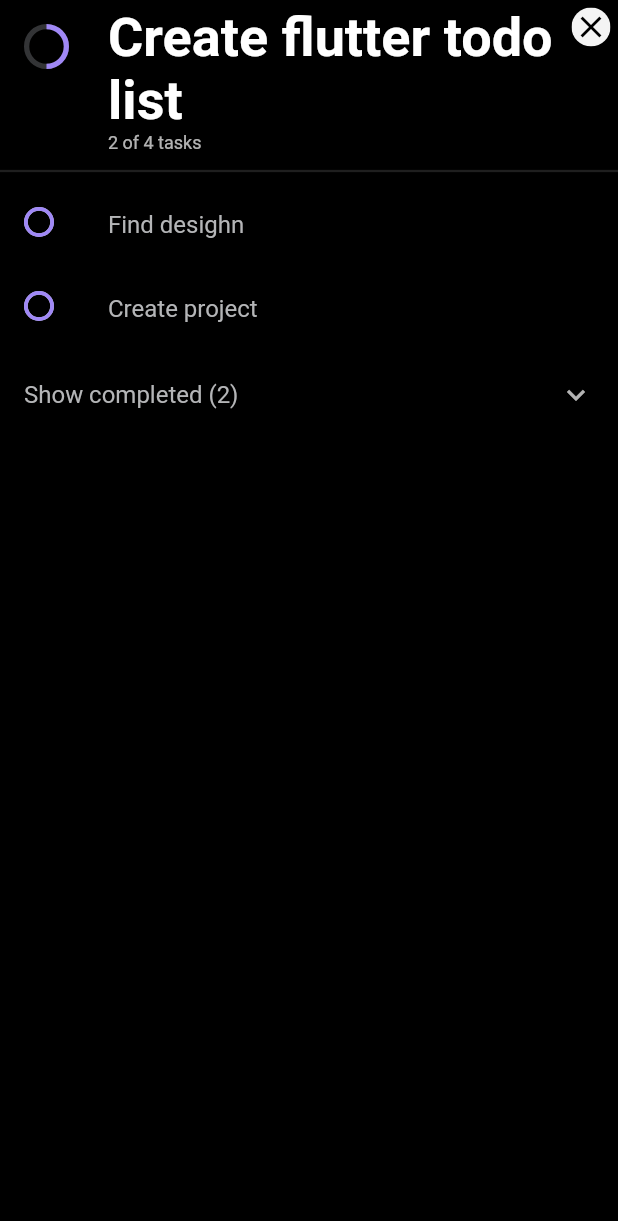
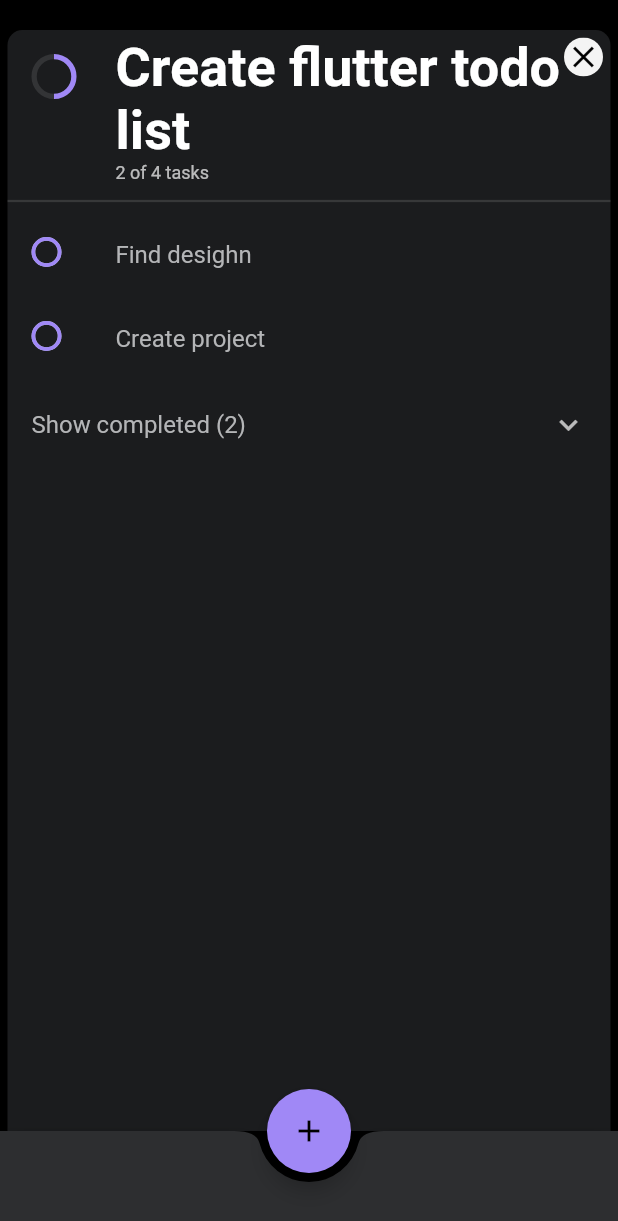
Before and after one commit to Bygaga63/todo-bygaga-flutter, a Flutter app: the TodosScrollPage screen opened by its route, on a phone screen of 412 x 824 dp. Shown: the top 1221 px of the screen. Run offline on Flutter 3.47's test engine with Material 2 defaults, Android fonts, the phone set to English and light mode, and no system bars; drawn by our look-alikes of percent_indicator; our stand-ins replace bloc, dartz, equatable, flutter_bloc, get_it; missing offline and left inert: flutter_statusbarcolor; network calls fail.

Commit message:
fill pageview

```diff
--- a/lib/todo/presentation/pages/todo_scroll.dart
+++ b/lib/todo/presentation/pages/todo_scroll.dart
@@ -1,8 +1,10 @@
+import 'package:flutter/cupertino.dart';
 import 'package:flutter/material.dart';
 import 'package:flutter_bloc/flutter_bloc.dart';
 import 'package:todo_bygaga/core/styles/colors.dart';
 import 'package:todo_bygaga/todo/domain/entities/todo.dart';
 import 'package:todo_bygaga/todo/presentation/manager/bloc.dart';
+import 'package:todo_bygaga/todo/presentation/widgets/add_edit_task.dart';
 import 'package:todo_bygaga/todo/presentation/widgets/task_list.dart';
 
 class TodosScrollPage extends StatelessWidget {
@@ -10,9 +12,37 @@ class TodosScrollPage extends StatelessWidget {
         itemCount: todoList.length,
         itemBuilder: (BuildContext context, int index) {
           final todo = todoList[index];
-          return TaskList(todo: todo);
+          return SafeArea(
+            child: Padding(
+              padding: const EdgeInsets.only(
+                  left: 5.0, right: 5.0, bottom: 0, top: 20.0),
+              child: Container(
+                  decoration: BoxDecoration(
+                    borderRadius: BorderRadius.only(
+                        topRight: Radius.circular(10.0),
+                        topLeft: Radius.circular(10.0)),
+                    color: AppColors.todoBackgroundColor,
+                  ),
+                  child: TaskList(todo: todo)),
+            ),
+          );
         },
       );
+
+  void _addClick(BuildContext context, Todo todo) {
+    showModalBottomSheet(
+        shape:
+            RoundedRectangleBorder(borderRadius: BorderRadius.circular(15.0)),
+        isScrollControlled: true,
+        context: context,
+        builder: (context) {
+          return SingleChildScrollView(
+            child: AddEditTask(
+              todoColor: Color(todo.color),
+            ),
+          );
+        });
+  }
 
   @override
   Widget build(BuildContext context) {
@@ -26,6 +56,33 @@ class TodosScrollPage extends StatelessWidget {
 
           return Container();
         },
+      ),
+      floatingActionButton: BlocBuilder<TodosBloc, TodosState>(
+        builder: (BuildContext context, TodosState state) {
+          if (state is TodosLoaded) {
+            return FloatingActionButton(
+                onPressed: () {
+                  _addClick(context, state.todos[0]);
+                },
+                tooltip: 'Add',
+                backgroundColor: Color(state.todos[0].color),
+                child: Icon(
+                  Icons.add,
                 ));
           }
+
+          return Container();
+        },
+      ),
+      floatingActionButtonLocation: FloatingActionButtonLocation.centerDocked,
+      bottomNavigationBar: BottomAppBar(
+        color: Color(0xFF2D2E30),
+        shape: CircularNotchedRectangle(),
+        notchMargin: 6.0,
+        child: Container(
+          height: 70.0,
+        ),
+      ),
+    );
   }
+}
--- a/lib/todo/presentation/widgets/task_list.dart
+++ b/lib/todo/presentation/widgets/task_list.dart
@@ -86,7 +86,7 @@ class _TaskListState extends State<TaskList> {
 
   @override
   Widget build(BuildContext context) {
-    return SafeArea(
+    return Container(
       child: Stack(
         children: <Widget>[
           Column(
```
Lines whose indentation alone changed are shown as unchanged.
